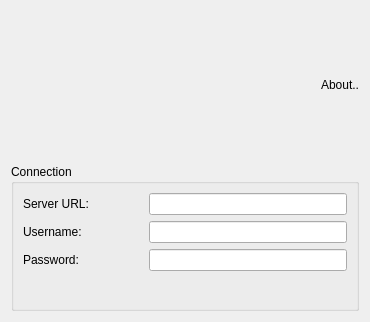
First picture: the form in resources/openxchange/configdialog.ui, repository KDE/kdepim-runtime, before the edit.
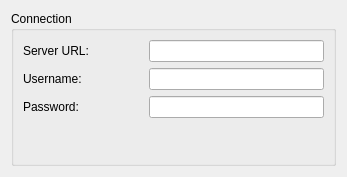
Second picture: the form after the edit. Custom widgets are drawn as their Qt base class.

Commit message: Make config dialog more pretty

```diff
--- a/resources/openxchange/configdialog.ui
+++ b/resources/openxchange/configdialog.ui
@@ -6,30 +6,14 @@
    <rect>
     <x>0</x>
     <y>0</y>
-    <width>370</width>
-    <height>322</height>
+    <width>347</width>
+    <height>177</height>
    </rect>
   </property>
-  <property name="minimumSize">
-   <size>
-    <width>370</width>
-    <height>322</height>
-   </size>
-  </property>
   <property name="windowTitle">
    <string>Open-Xchange Configuration</string>
   </property>
   <layout class="QVBoxLayout" name="verticalLayout">
-   <item>
-    <widget class="KUrlLabel" name="kurllabel_about">
-     <property name="text">
-      <string>About..</string>
-     </property>
-     <property name="alignment">
-      <set>Qt::AlignRight|Qt::AlignTrailing|Qt::AlignVCenter</set>
-     </property>
-    </widget>
-   </item>
    <item>
     <widget class="QGroupBox" name="groupBox">
      <property name="title">
@@ -123,11 +107,6 @@
    <extends>QLineEdit</extends>
    <header>klineedit.h</header>
   </customwidget>
-  <customwidget>
-   <class>KUrlLabel</class>
-   <extends>QLabel</extends>
-   <header>kurllabel.h</header>
-  </customwidget>
  </customwidgets>
  <resources/>
  <connections/>
```
Left out of the diff: 6 changed lines with no effect on the pictures. The commit also changes 1 other file.
